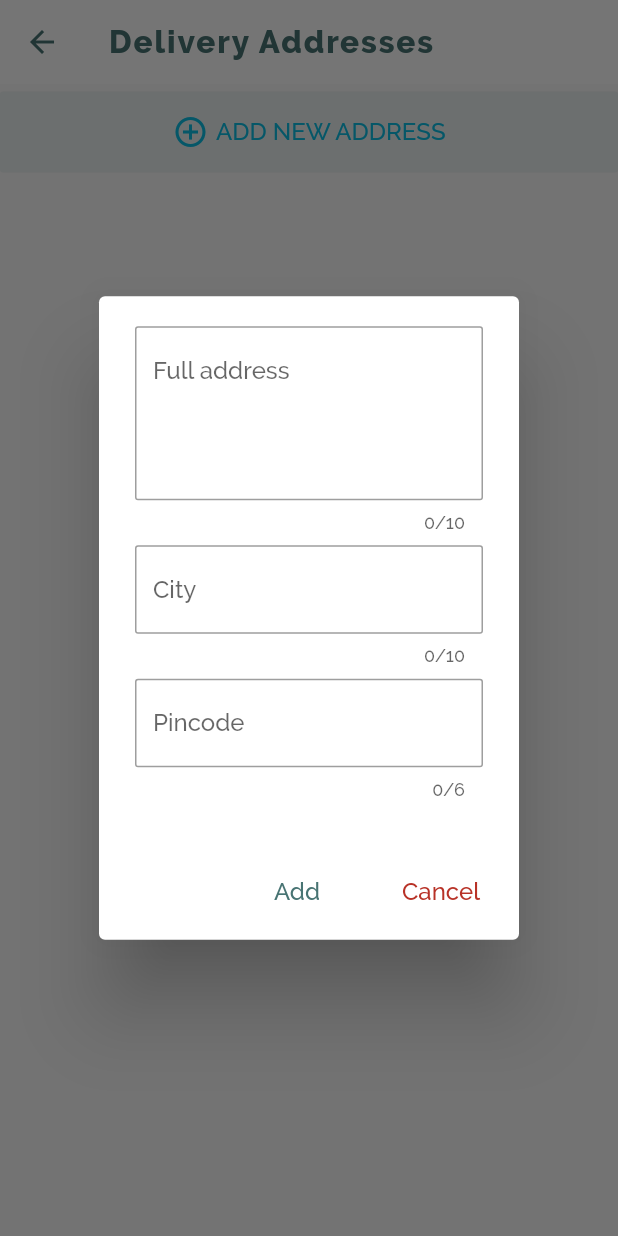
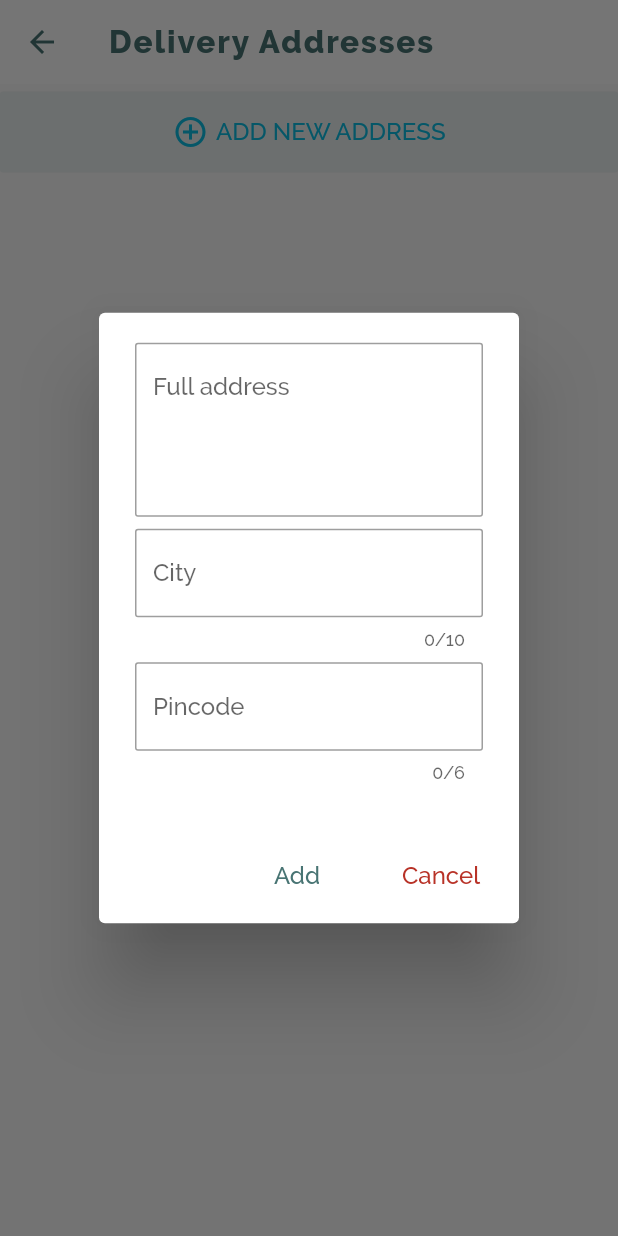
Before and after one commit to NaimishVerma17/kissan-garden-consumer-app, a Flutter app: the SavedAddressesPage screen opened by its route, after a tap on "ADD NEW ADDRESS", on a phone screen of 412 x 824 dp. Run offline on Flutter 3.47's test engine with Material 2 defaults, Android fonts, the phone set to English and light mode, and no system bars; our stand-ins replace fluttertoast, rxdart, shared_preferences; accounts and stored records are empty; generated files the repository leaves out were written again.

Commit message:
add address

```diff
--- a/lib/models/broadcaster_event.dart
+++ b/lib/models/broadcaster_event.dart
@@ -2,7 +2,7 @@ import 'package:kissan_garden/services/broadcaster_service.dart';
 import 'package:meta/meta.dart';
 
 class BroadcasterEvent {
-  Map<String, dynamic> data;
+  dynamic data;
   BroadcasterEventType eventType;
 
   BroadcasterEvent({@required this.eventType, this.data});
--- a/lib/presentations/popups/add_address.dart
+++ b/lib/presentations/popups/add_address.dart
@@ -50,7 +50,6 @@ class _AddAddressPage extends State<AddAddressPage> {
           child: Column(
             children: <Widget>[
               TextFormField(
-                maxLength: 10,
                 maxLines: 4,
                 keyboardType: TextInputType.text,
                 validator: Validators.validateForNull,
--- a/lib/presentations/saved_addresses_page.dart
+++ b/lib/presentations/saved_addresses_page.dart
@@ -1,5 +1,10 @@
 import 'package:flutter/material.dart';
+import 'package:kissan_garden/models/address.dart';
+import 'package:kissan_garden/models/mixins/unsubscribe.dart';
 import 'package:kissan_garden/presentations/popups/add_address.dart';
+import 'package:kissan_garden/presentations/shared/saved_address_card.dart';
+import 'package:kissan_garden/services/broadcaster_service.dart';
+import 'package:kissan_garden/services/user_service.dart';
 import 'package:kissan_garden/utils/styles.dart';
 
 class SavedAddressesPage extends StatefulWidget {
@@ -7,7 +12,28 @@ class SavedAddressesPage extends StatefulWidget {
   _SavedAddressesPage createState() => _SavedAddressesPage();
 }
 
-class _SavedAddressesPage extends State<SavedAddressesPage> {
+class _SavedAddressesPage extends State<SavedAddressesPage>
+    with UnsubscribeMixin {
+  List<Address> _savedAddresses = new List();
+
+  BroadcasterService _broadcasterService = BroadcasterService.getInstance();
+
+  UserService _userService = UserService.getInstance();
+
+  @override
+  void initState() {
+    _savedAddresses = _userService.savedAddresses;
+    _broadcasterService
+        .on(BroadcasterEventType.addressChanged)
+        .takeUntil(distroy$)
+        .listen((data) {
+      setState(() {
+        _savedAddresses = List.from(data);
+      });
+    });
+    super.initState();
+  }
+
   @override
   Widget build(BuildContext context) {
     double _width = MediaQuery.of(context).size.width;
@@ -49,8 +75,19 @@ class _SavedAddressesPage extends State<SavedAddressesPage> {
                     Text(
                       'ADD NEW ADDRESS',
                       style: TextStyle(color: Styles.linkColor, fontSize: 16.0),
-                    ),
+                    )
                   ],
+                ),
+              ),
+            ),
+            Expanded(
+              child: Padding(
+                padding: const EdgeInsets.symmetric(horizontal: 5.0),
+                child: ListView.builder(
+                  itemCount: _savedAddresses.length,
+                  itemBuilder: (context, index) => GestureDetector(
+                      child: SavedAddressCard(
+                          _savedAddresses[index], _addressClicked)),
                 ),
               ),
             )
@@ -59,4 +96,6 @@ class _SavedAddressesPage extends State<SavedAddressesPage> {
       ),
     );
   }
+
+  void _addressClicked() {}
 }
--- a/lib/services/auth_service.dart
+++ b/lib/services/auth_service.dart
@@ -46,6 +46,7 @@ class AuthService extends ApiService {
 
   Future<bool> isLoggedIn() async {
     final token = await _preferencesService.getAuthToken();
+    print(token);
     if (token == null || token.isEmpty)
       return false;
     else
--- a/lib/services/broadcaster_service.dart
+++ b/lib/services/broadcaster_service.dart
@@ -11,12 +11,11 @@ class BroadcasterService {
 
   final PublishSubject<BroadcasterEvent> _publishSubject = PublishSubject();
 
-  void emit(
-      {@required BroadcasterEventType eventType, Map<String, dynamic> data}) {
+  void emit({@required BroadcasterEventType eventType, dynamic data}) {
     _publishSubject.add(BroadcasterEvent(eventType: eventType, data: data));
   }
 
-  Observable<Map<String, dynamic>> on(BroadcasterEventType eventType) {
+  Observable<dynamic> on(BroadcasterEventType eventType) {
     return new Observable(_publishSubject.stream).where((BroadcasterEvent e) {
       return e.eventType == eventType;
     }).map((BroadcasterEvent e) {
--- a/lib/utils/styles.dart
+++ b/lib/utils/styles.dart
@@ -38,6 +38,10 @@ abstract class Styles {
         color: subHeadingColor, fontSize: 14.0, fontWeight: FontWeight.w500);
   }
 
+  static TextStyle labelText() {
+    return TextStyle(fontSize: 17.0, fontWeight: FontWeight.w500);
+  }
+
   static InputDecoration getInputDecoration(String hint) {
     return InputDecoration(
       border: OutlineInputBorder(
```
Also changed, not shown: lib/presentations/shared/saved_address_card.dart (added, +67 -0 lines), lib/services/user_service.dart (+4 -3 lines).
